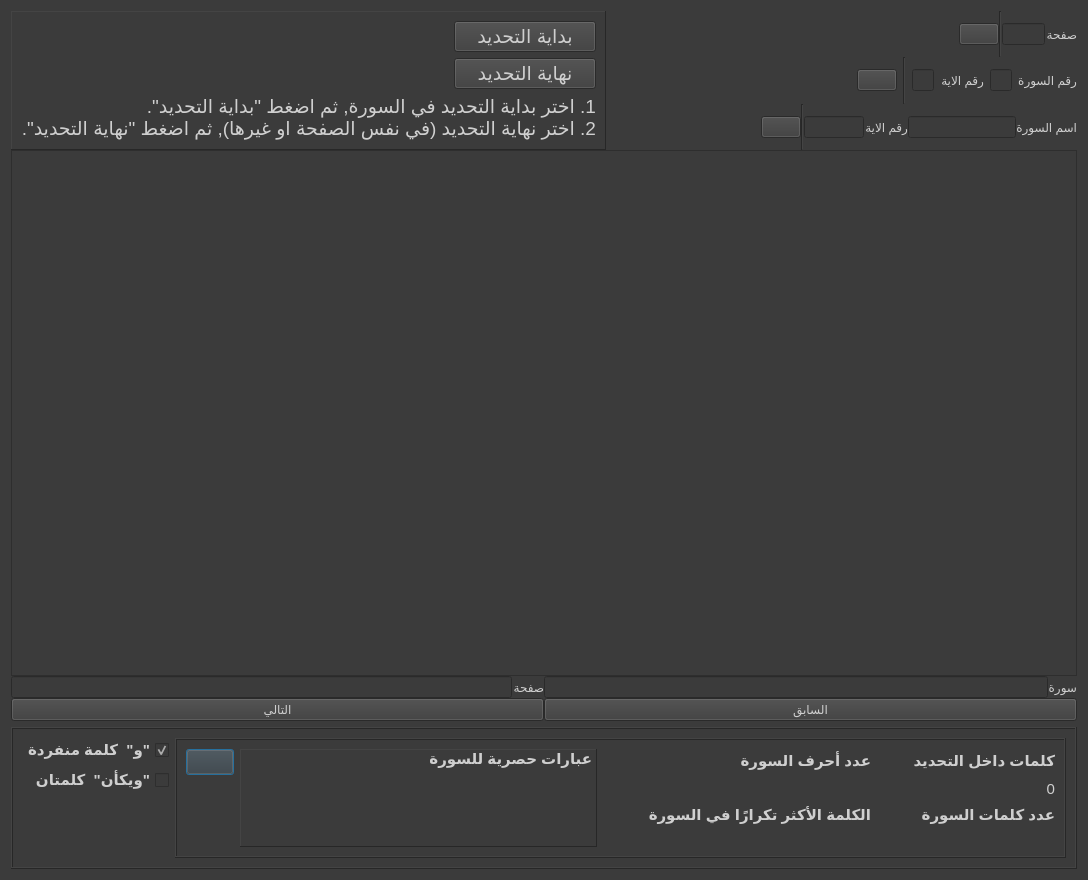
masalha-alaa/quran-counter, file gui/mushaf_view.ui: the form before one commit.
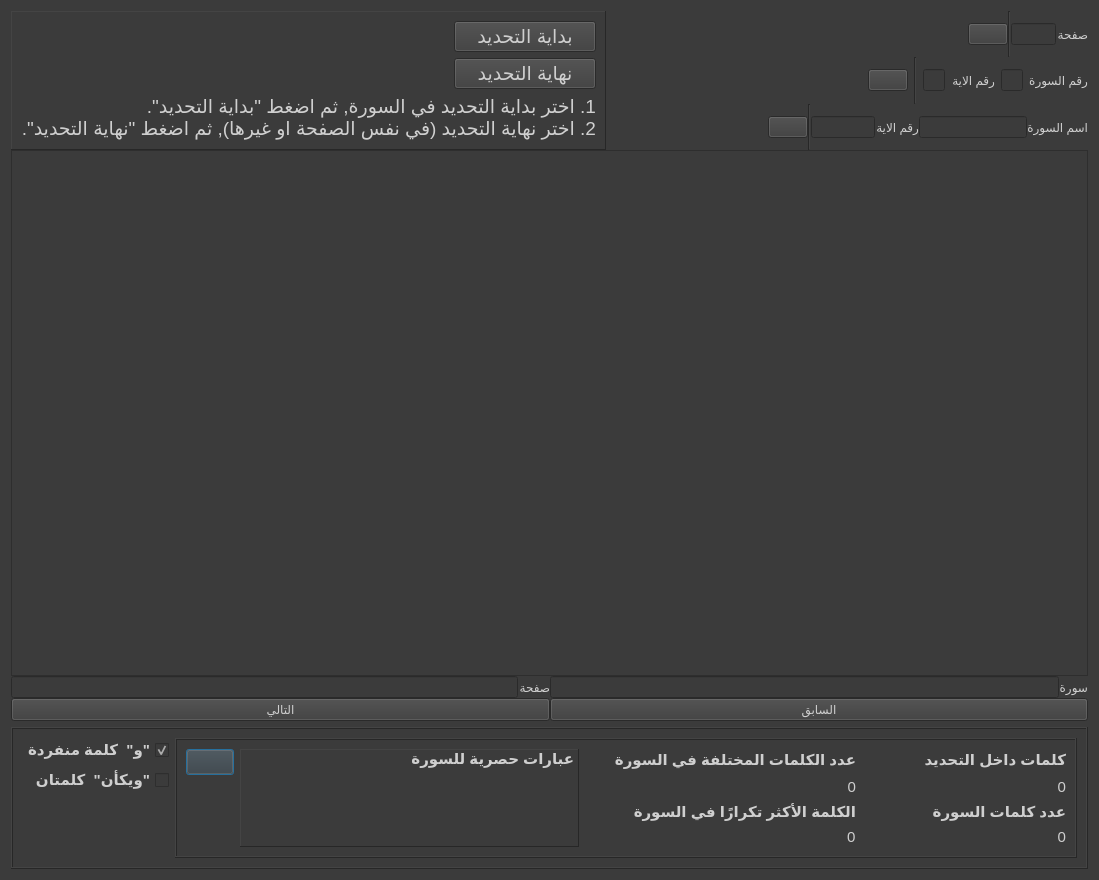
The form after the commit. Icons and pictures are not drawn. Custom widgets are drawn as their Qt base class.

Commit message: Replaced "number of letters" with "num of unique words"

Diff of the .ui file:
```diff
--- a/gui/mushaf_view.ui
+++ b/gui/mushaf_view.ui
@@ -6,7 +6,7 @@
    <rect>
     <x>0</x>
     <y>0</y>
-    <width>1088</width>
+    <width>1099</width>
     <height>880</height>
    </rect>
   </property>
@@ -539,13 +539,16 @@
       </item>
       <item>
        <widget class="QFrame" name="frame_3">
+        <property name="styleSheet">
+         <string notr="true"/>
+        </property>
         <property name="frameShape">
          <enum>QFrame::Box</enum>
         </property>
         <property name="frameShadow">
          <enum>QFrame::Raised</enum>
         </property>
-        <layout class="QGridLayout" name="gridLayout_2" columnstretch="0,4,3,2">
+        <layout class="QGridLayout" name="gridLayout_2" columnstretch="0,5,4,3">
          <item row="2" column="2">
           <layout class="QVBoxLayout" name="verticalLayout_14">
            <item>
@@ -565,6 +568,21 @@
             </widget>
            </item>
            <item>
+            <layout class="QHBoxLayout" name="horizontalLayout_16">
+             <item>
+              <spacer name="horizontalSpacer_4">
+               <property name="orientation">
+                <enum>Qt::Horizontal</enum>
+               </property>
+               <property name="sizeHint" stdset="0">
+                <size>
+                 <width>40</width>
+                 <height>20</height>
+                </size>
+               </property>
+              </spacer>
+             </item>
+             <item>
             <widget class="QLabel" name="mostRepeatedWord">
              <property name="sizePolicy">
               <sizepolicy hsizetype="Preferred" vsizetype="Preferred">
@@ -575,10 +593,21 @@
              <property name="toolTip">
               <string notr="true"/>
              </property>
+               <property name="layoutDirection">
+                <enum>Qt::LeftToRight</enum>
+               </property>
+               <property name="styleSheet">
+                <string notr="true"/>
+               </property>
              <property name="text">
-              <string/>
-             </property>
-            </widget>
+                <string>0</string>
+               </property>
+               <property name="alignment">
+                <set>Qt::AlignLeading|Qt::AlignLeft|Qt::AlignVCenter</set>
+               </property>
+              </widget>
+             </item>
+            </layout>
            </item>
           </layout>
          </item>
@@ -607,6 +636,21 @@
             </widget>
            </item>
            <item>
+            <layout class="QHBoxLayout" name="horizontalLayout_17">
+             <item>
+              <spacer name="horizontalSpacer_5">
+               <property name="orientation">
+                <enum>Qt::Horizontal</enum>
+               </property>
+               <property name="sizeHint" stdset="0">
+                <size>
+                 <width>40</width>
+                 <height>20</height>
+                </size>
+               </property>
+              </spacer>
+             </item>
+             <item>
             <widget class="QLabel" name="surahWordsNum">
              <property name="sizePolicy">
               <sizepolicy hsizetype="Preferred" vsizetype="Preferred">
@@ -618,12 +662,14 @@
               <string notr="true"/>
              </property>
              <property name="text">
-              <string/>
+                <string>0</string>
              </property>
              <property name="alignment">
-              <set>Qt::AlignLeading|Qt::AlignLeft|Qt::AlignVCenter</set>
-             </property>
-            </widget>
+                <set>Qt::AlignRight|Qt::AlignTrailing|Qt::AlignVCenter</set>
+               </property>
+              </widget>
+             </item>
+            </layout>
            </item>
           </layout>
          </item>
@@ -649,6 +695,21 @@
             </widget>
            </item>
            <item>
+            <layout class="QHBoxLayout" name="horizontalLayout_20">
+             <item>
+              <spacer name="horizontalSpacer_6">
+               <property name="orientation">
+                <enum>Qt::Horizontal</enum>
+               </property>
+               <property name="sizeHint" stdset="0">
+                <size>
+                 <width>40</width>
+                 <height>20</height>
+                </size>
+               </property>
+              </spacer>
+             </item>
+             <item>
             <widget class="QLabel" name="wordsInSelection">
              <property name="sizePolicy">
               <sizepolicy hsizetype="Preferred" vsizetype="Preferred">
@@ -669,8 +730,10 @@
            </item>
           </layout>
          </item>
+          </layout>
+         </item>
          <item row="1" column="2">
-          <layout class="QVBoxLayout" name="verticalLayout_13" stretch="1,1">
+          <layout class="QVBoxLayout" name="verticalLayout_13" stretch="1,0">
            <item>
             <widget class="QLabel" name="label_3">
              <property name="sizePolicy">
@@ -680,18 +743,33 @@
               </sizepolicy>
              </property>
              <property name="toolTip">
-              <string>عدد جميع الأحرف, مع تكرار</string>
+              <string>عدد الكلمات المختلفة (بدون تكرار)</string>
              </property>
              <property name="styleSheet">
               <string notr="true">font: bold;</string>
              </property>
              <property name="text">
-              <string>عدد أحرف السورة</string>
+              <string>عدد الكلمات المختلفة في السورة</string>
              </property>
             </widget>
            </item>
            <item>
-            <widget class="QLabel" name="surahLettersNum">
+            <layout class="QHBoxLayout" name="horizontalLayout_21">
+             <item>
+              <spacer name="horizontalSpacer_7">
+               <property name="orientation">
+                <enum>Qt::Horizontal</enum>
+               </property>
+               <property name="sizeHint" stdset="0">
+                <size>
+                 <width>40</width>
+                 <height>20</height>
+                </size>
+               </property>
+              </spacer>
+             </item>
+             <item>
+              <widget class="QLabel" name="surahUniqueWords">
              <property name="sizePolicy">
               <sizepolicy hsizetype="Preferred" vsizetype="Preferred">
                <horstretch>0</horstretch>
@@ -708,12 +786,14 @@
               <locale language="Arabic" country="Israel"/>
              </property>
              <property name="text">
-              <string/>
+                <string>0</string>
              </property>
              <property name="alignment">
-              <set>Qt::AlignLeading|Qt::AlignLeft|Qt::AlignVCenter</set>
-             </property>
-            </widget>
+                <set>Qt::AlignRight|Qt::AlignTrailing|Qt::AlignVCenter</set>
+               </property>
+              </widget>
+             </item>
+            </layout>
            </item>
           </layout>
          </item>
```
Lines whose indentation alone changed are shown as unchanged. The commit also changes 5 other files.
